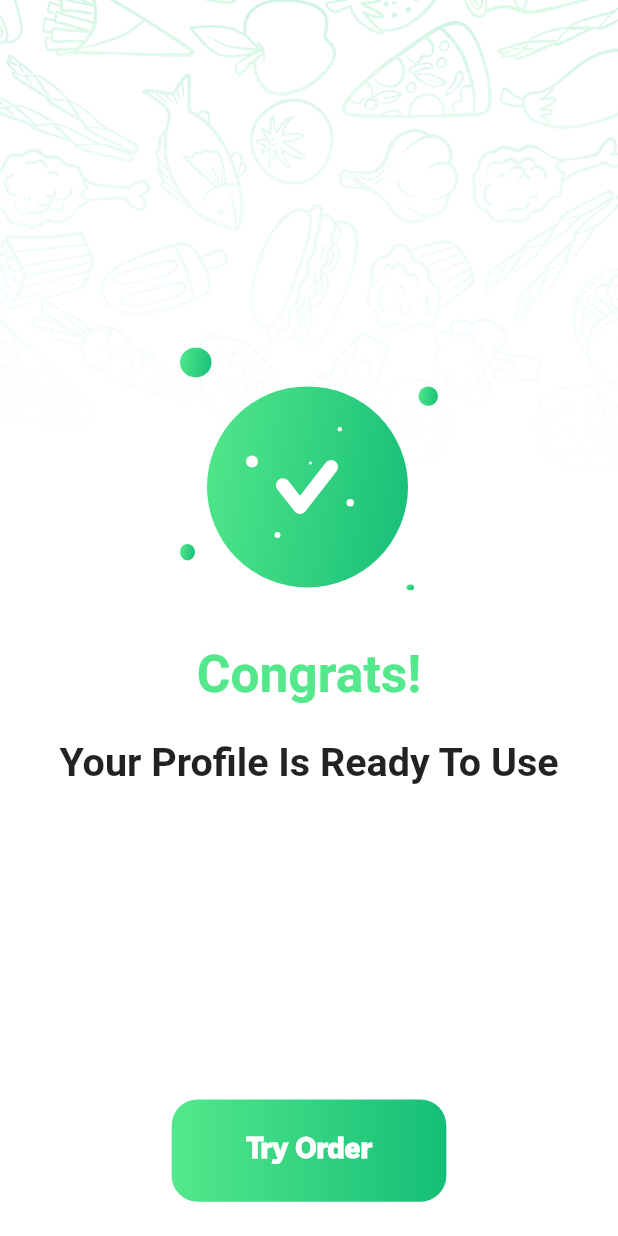
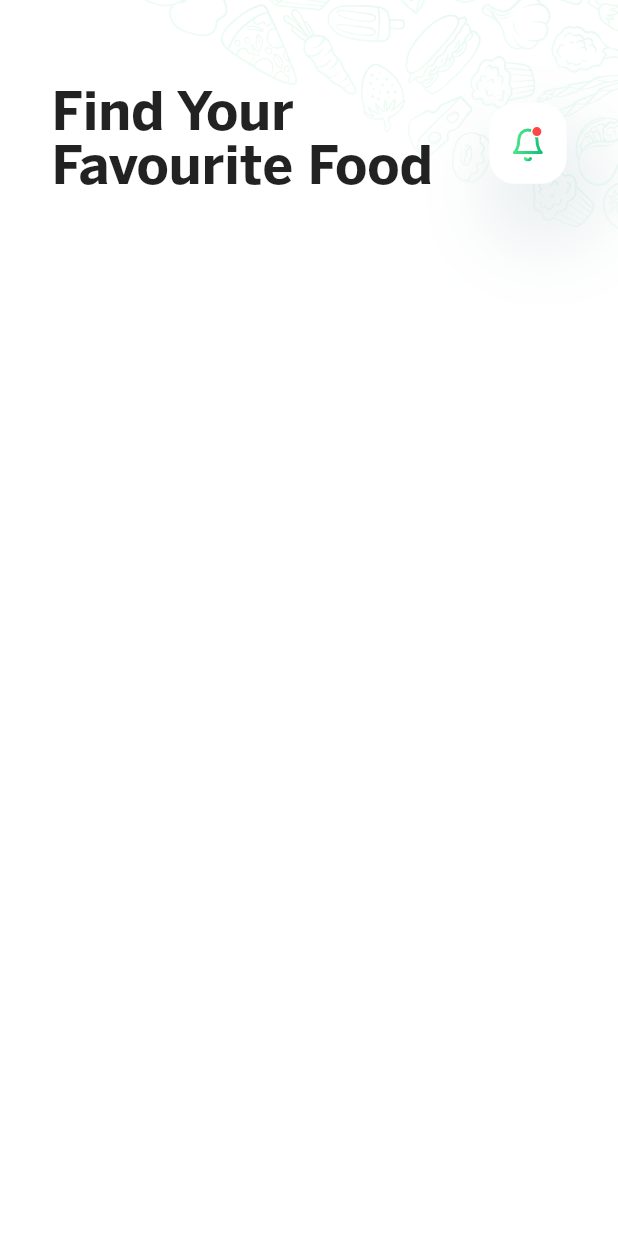
Before and after one commit to Ziaulqamar/food_delivery_app, a Flutter app: the CongratsScreen widget shown alone on an empty page, opened directly, after a tap on "Try Order", on a phone screen of 412 x 824 dp. Run offline on Flutter 3.47's test engine with Material 2 defaults, Android fonts, the phone set to English and light mode, and no system bars; our stand-ins replace flutter_screenutil, flutter_svg, get, iconly, image_picker, simple_gradient_text.

Commit message:
Started HomeScreen

```diff
--- a/lib/screens/congrats_screen/congrats_screen.dart
+++ b/lib/screens/congrats_screen/congrats_screen.dart
@@ -5,6 +5,7 @@ import 'package:flutter_screenutil/flutter_screenutil.dart';
 
 import 'package:flutter_svg/svg.dart';
 import 'package:food_delivery_app/config/colors.dart';
+import 'package:food_delivery_app/screens/home_screen/homeScreen.dart';
 import 'package:food_delivery_app/widgets/background.dart';
 import 'package:get/get.dart';
 
@@ -57,7 +58,7 @@ class CongratsScreen extends StatelessWidget {
             Center(
               child: CustomGradientButton(
                   ontap: () {
-                    Get.to(CongratsScreen());
+                    Get.to(const Homescreen());
                   },
                   text: 'Try Order'),
             ),
--- /dev/null
+++ b/lib/screens/home_screen/homeScreen.dart
@@ -0,0 +1,58 @@
+import 'package:flutter/material.dart';
+import 'package:flutter_screenutil/flutter_screenutil.dart';
+import 'package:flutter_svg/svg.dart';
+import 'package:food_delivery_app/widgets/background.dart';
+
+class Homescreen extends StatelessWidget {
+  const Homescreen({super.key});
+
+  @override
+  Widget build(BuildContext context) {
+    return Background(
+      svg: 'assets/svg/background.svg',
+      stretched: false,
+      child: Padding(
+        padding: EdgeInsets.symmetric(horizontal: 30.w),
+        child: Column(
+          children: [
+            SizedBox(height: 50.h),
+            Row(
+              mainAxisAlignment: MainAxisAlignment.spaceBetween,
+              children: [
+                Text(
+                  'Find Your\nFavourite Food',
+                  style: TextStyle(
+                    fontSize: 31.sp,
+                    fontFamily: 'BentonSans Bold',
+                  ),
+                ),
+                GestureDetector(
+                  child: Container(
+                    height: 45.h,
+                    width: 45.w,
+                    decoration: BoxDecoration(
+                      borderRadius: BorderRadius.circular(15.r),
+                      color: Colors.white,
+                      boxShadow: [
+                        BoxShadow(
+                          color: const Color(0xff144E5A).withOpacity(0.2),
+                          offset: const Offset(11, 28),
+                          blurRadius: 50,
+                          spreadRadius: 0,
+                        ),
+                      ],
+                    ),
+                    child: SvgPicture.asset(
+                      'assets/icons/notificationIcon.svg',
+                      fit: BoxFit.none,
+                    ),
+                  ),
+                ),
+              ],
+            ),
+          ],
+        ),
+      ),
+    );
+  }
+}
```
Also changed, not shown: assets/icons/notificationIcon.svg (added).
